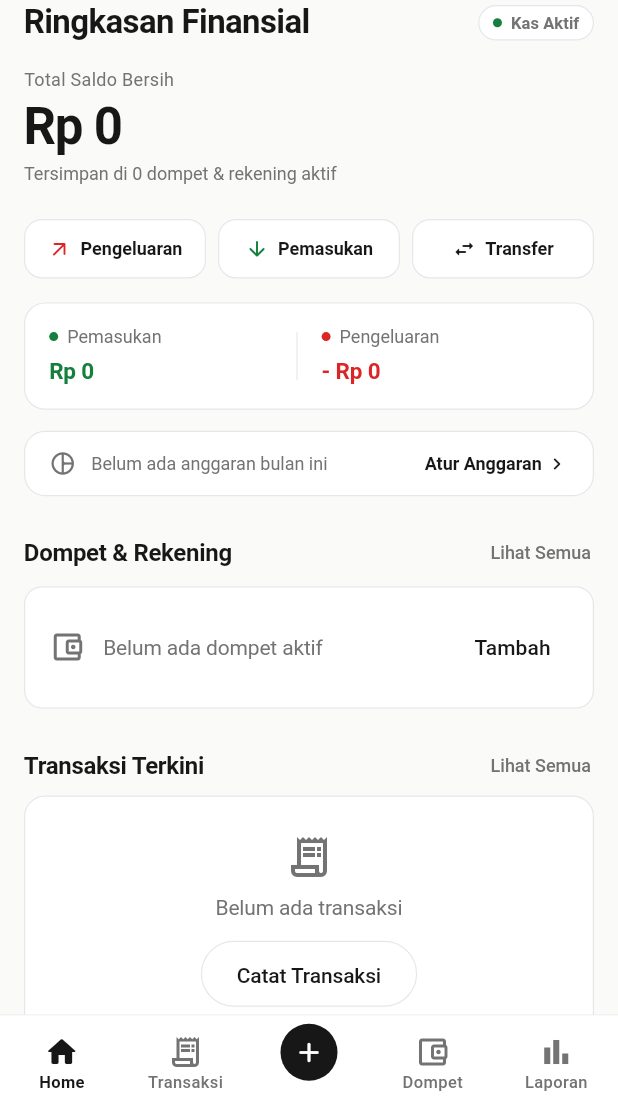
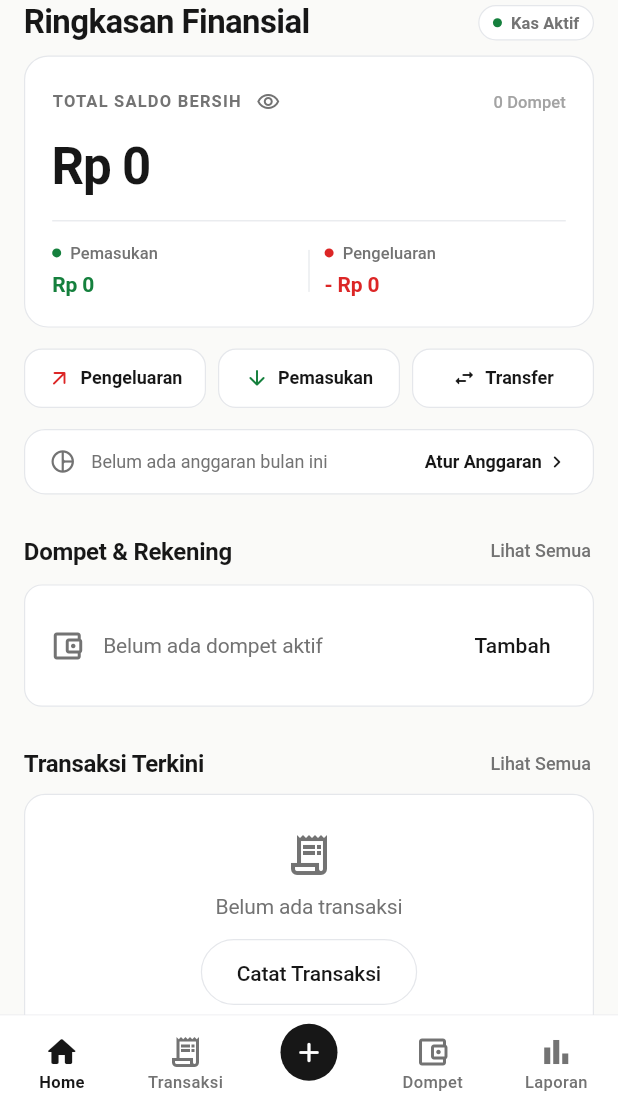
Before and after one commit to febriezm/app-finance, a Flutter app: the screen it shows after launch, on a phone screen of 412 x 824 dp, the part 123-1236 px from its top. Run offline on Flutter 3.47's test engine with Material 3 defaults, Android fonts, the phone set to English and light mode, and no system bars; our stand-ins replace camera, csv, drift, flutter_riverpod, go_router, image_picker and 4 more; missing offline and left inert: dart:html, dart:js, dart:js_interop; accounts and stored records are empty; generated files the repository leaves out were written again.

Commit message:
feat(dashboard): add dedicated prominent balance card with visibility toggle and compact cashflow

```diff
--- a/lib/features/dashboard/presentation/screens/dashboard_screen.dart
+++ b/lib/features/dashboard/presentation/screens/dashboard_screen.dart
@@ -35,6 +35,7 @@ class DashboardScreen extends ConsumerStatefulWidget {
 
 class _DashboardScreenState extends ConsumerState<DashboardScreen> with WidgetsBindingObserver {
   Timer? _greetingRefreshTimer;
+  bool _isBalanceVisible = true;
 
   @override
   void initState() {
@@ -83,9 +84,6 @@ class _DashboardScreenState extends ConsumerState<DashboardScreen> with WidgetsB
     final budgetProgressAsync = ref.watch(budgetProgressStreamProvider(currentMonthKey));
     final monthlyIncomeAsync = ref.watch(monthlyIncomeProvider(currentMonthKey));
     final monthlyExpenseAsync = ref.watch(monthlyExpenseProvider(currentMonthKey));
-
-    final currentMonthDate = DateTime.now();
-    final monthDisplay = AppDateFormatter.formatMonthYear(currentMonthDate);
 
     final borderColor = isDark ? AppColors.borderDark : AppColors.borderLight;
     final surfaceColor = isDark ? AppColors.surfaceDark : AppColors.surfaceLight;
@@ -141,7 +139,8 @@ class _DashboardScreenState extends ConsumerState<DashboardScreen> with WidgetsB
                 mainAxisAlignment: MainAxisAlignment.spaceBetween,
                 crossAxisAlignment: CrossAxisAlignment.end,
                 children: [
-                  Column(
+                  Expanded(
+                    child: Column(
                       crossAxisAlignment: CrossAxisAlignment.start,
                       children: [
                         Text(
@@ -150,6 +149,8 @@ class _DashboardScreenState extends ConsumerState<DashboardScreen> with WidgetsB
                             color: isDark ? AppColors.textSecondaryDark : AppColors.textSecondaryLight,
                             letterSpacing: 0.1,
                           ),
+                          maxLines: 1,
+                          overflow: TextOverflow.ellipsis,
                         ),
                         const SizedBox(height: 1),
                         Text(
@@ -158,9 +159,13 @@ class _DashboardScreenState extends ConsumerState<DashboardScreen> with WidgetsB
                             fontSize: 22,
                             color: isDark ? AppColors.textPrimaryDark : AppColors.textPrimaryLight,
                           ),
+                          maxLines: 1,
+                          overflow: TextOverflow.ellipsis,
                         ),
                       ],
                     ),
+                  ),
+                  const SizedBox(width: 8),
                   Container(
                     padding: const EdgeInsets.symmetric(horizontal: 9, vertical: 4),
                     decoration: BoxDecoration(
@@ -194,45 +199,16 @@ class _DashboardScreenState extends ConsumerState<DashboardScreen> with WidgetsB
               ),
             ),
 
-            // 2. Total Balance (Fokus Utama — Typography-first & Generous Whitespace)
-            Padding(
-              padding: const EdgeInsets.symmetric(vertical: 8),
-              child: Column(
-                crossAxisAlignment: CrossAxisAlignment.start,
-                children: [
-                  Text(
-                    'Total Saldo Bersih',
-                    style: AppTypography.caption.copyWith(
-                      color: isDark ? AppColors.textSecondaryDark : AppColors.textSecondaryLight,
-                      letterSpacing: 0.2,
-                    ),
-                  ),
-                  const SizedBox(height: 4),
-                  FinanceAmountText(
-                    amount: totalBalance,
-                    type: AmountDisplayType.neutral,
-                    style: AppTypography.balanceLarge.copyWith(
-                      fontSize: 34,
-                      fontWeight: FontWeight.w700,
-                      letterSpacing: -0.8,
-                      color: isDark ? AppColors.textPrimaryDark : AppColors.textPrimaryLight,
-                    ),
-                  ),
-                  const SizedBox(height: 4),
-                  walletsAsync.maybeWhen(
-                    data: (wallets) {
-                      final activeCount = wallets.where((w) => !w.wallet.isArchived).length;
-                      return Text(
-                        'Tersimpan di $activeCount dompet & rekening aktif',
-                        style: AppTypography.caption.copyWith(
-                          color: isDark ? AppColors.textDisabledDark : AppColors.textSecondaryLight,
-                        ),
-                      );
-                    },
-                    orElse: () => const SizedBox.shrink(),
-                  ),
-                ],
-              ),
+            // 2. Dedicated Balance Card (Focal Point Utama — MyFinance Minimal)
+            _buildDedicatedBalanceCard(
+              context,
+              totalBalance: totalBalance,
+              walletsAsync: walletsAsync,
+              incomeAsync: monthlyIncomeAsync,
+              expenseAsync: monthlyExpenseAsync,
+              isDark: isDark,
+              surfaceColor: surfaceColor,
+              borderColor: borderColor,
             ),
 
             const SizedBox(height: 14),
@@ -275,22 +251,9 @@ class _DashboardScreenState extends ConsumerState<DashboardScreen> with WidgetsB
               ],
             ),
 
-            const SizedBox(height: 16),
-
-            // 4. Arus Kas Bulanan (Pemasukan & Pengeluaran Horizontal Bersih)
-            _buildMonthlyCashflow(
-              context,
-              monthDisplay: monthDisplay,
-              incomeAsync: monthlyIncomeAsync,
-              expenseAsync: monthlyExpenseAsync,
-              isDark: isDark,
-              surfaceColor: surfaceColor,
-              borderColor: borderColor,
-            ),
-
             const SizedBox(height: 14),
 
-            // 5. Ringkasan Anggaran (Budget Summary Flat)
+            // 4. Ringkasan Anggaran (Budget Summary Flat)
             _buildBudgetSummary(
               context,
               budgetAsync: budgetProgressAsync,
@@ -393,9 +356,10 @@ class _DashboardScreenState extends ConsumerState<DashboardScreen> with WidgetsB
     );
   }
 
-  Widget _buildMonthlyCashflow(
+  Widget _buildDedicatedBalanceCard(
     BuildContext context, {
-    required String monthDisplay,
+    required int totalBalance,
+    required AsyncValue<List<WalletWithBalance>> walletsAsync,
     required AsyncValue<int> incomeAsync,
     required AsyncValue<int> expenseAsync,
     required bool isDark,
@@ -404,15 +368,121 @@ class _DashboardScreenState extends ConsumerState<DashboardScreen> with WidgetsB
   }) {
     final income = incomeAsync.value ?? 0;
     final expense = expenseAsync.value ?? 0;
+    final dividerColor = isDark ? AppColors.dividerDark : AppColors.dividerLight;
+    final textSecondary = isDark ? AppColors.textSecondaryDark : AppColors.textSecondaryLight;
+    final textTertiary = isDark ? AppColors.textTertiaryDark : AppColors.textTertiaryLight;
 
     return Container(
-      padding: const EdgeInsets.symmetric(horizontal: 16, vertical: 14),
+      key: const Key('dedicated_balance_card'),
       decoration: BoxDecoration(
         color: surfaceColor,
-        borderRadius: BorderRadius.circular(14),
+        borderRadius: BorderRadius.circular(16),
         border: Border.all(color: borderColor, width: 0.8),
       ),
+      padding: const EdgeInsets.all(18),
+      child: Column(
+        crossAxisAlignment: CrossAxisAlignment.start,
+        children: [
+          // 1. Header: Label + Visibility Toggle + Wallets Glance
+          Row(
+            mainAxisAlignment: MainAxisAlignment.spaceBetween,
+            crossAxisAlignment: CrossAxisAlignment.center,
+            children: [
+              Flexible(
                 child: Row(
+                  mainAxisSize: MainAxisSize.min,
+                  children: [
+                    Flexible(
+                      child: Text(
+                        'TOTAL SALDO BERSIH',
+                        style: AppTypography.caption.copyWith(
+                          color: textSecondary,
+                          letterSpacing: 0.8,
+                          fontWeight: FontWeight.w600,
+                          fontSize: 11,
+                        ),
+                        maxLines: 1,
+                        overflow: TextOverflow.ellipsis,
+                      ),
+                    ),
+                    const SizedBox(width: 6),
+                    InkWell(
+                      onTap: () {
+                        AppHaptics.light();
+                        setState(() {
+                          _isBalanceVisible = !_isBalanceVisible;
+                        });
+                      },
+                      borderRadius: BorderRadius.circular(14),
+                      child: Padding(
+                        padding: const EdgeInsets.all(4),
+                        child: Icon(
+                          _isBalanceVisible ? Icons.visibility_outlined : Icons.visibility_off_outlined,
+                          size: 16,
+                          color: textSecondary,
+                        ),
+                      ),
+                    ),
+                  ],
+                ),
+              ),
+              const SizedBox(width: 8),
+              walletsAsync.maybeWhen(
+                data: (wallets) {
+                  final activeCount = wallets.where((w) => !w.wallet.isArchived).length;
+                  return Text(
+                    '$activeCount Dompet',
+                    style: AppTypography.caption2.copyWith(
+                      color: textTertiary,
+                      fontWeight: FontWeight.w500,
+                    ),
+                    maxLines: 1,
+                  );
+                },
+                orElse: () => const SizedBox.shrink(),
+              ),
+            ],
+          ),
+
+          const SizedBox(height: 12),
+
+          // 2. Hero Balance Amount (Focal Point Utama)
+          FittedBox(
+            fit: BoxFit.scaleDown,
+            alignment: Alignment.centerLeft,
+            child: _isBalanceVisible
+                ? FinanceAmountText(
+                    amount: totalBalance,
+                    type: AmountDisplayType.neutral,
+                    style: AppTypography.balanceLarge.copyWith(
+                      fontSize: 34,
+                      fontWeight: FontWeight.w700,
+                      letterSpacing: -0.8,
+                      color: isDark ? AppColors.textPrimaryDark : AppColors.textPrimaryLight,
+                      fontFeatures: const [FontFeature.tabularFigures()],
+                    ),
+                  )
+                : Text(
+                    'Rp ••••••••',
+                    style: AppTypography.balanceLarge.copyWith(
+                      fontSize: 34,
+                      fontWeight: FontWeight.w700,
+                      letterSpacing: -0.8,
+                      color: isDark ? AppColors.textPrimaryDark : AppColors.textPrimaryLight,
+                      fontFeatures: const [FontFeature.tabularFigures()],
+                    ),
+                  ),
+          ),
+
+          const SizedBox(height: 16),
+
+          // 3. Hairline Divider
+          Divider(height: 0.8, thickness: 0.8, color: dividerColor),
+
+          const SizedBox(height: 14),
+
+          // 4. Compact Arus Kas Bulan Berjalan (Income & Expense)
+          Row(
             children: [
               // Pemasukan
               Expanded(
@@ -430,34 +500,54 @@ class _DashboardScreenState extends ConsumerState<DashboardScreen> with WidgetsB
                           ),
                         ),
                         const SizedBox(width: 6),
-                    Text(
+                        Flexible(
+                          child: Text(
                             'Pemasukan',
-                      style: AppTypography.caption.copyWith(
-                        color: isDark ? AppColors.textSecondaryDark : AppColors.textSecondaryLight,
+                            style: AppTypography.caption2.copyWith(
+                              color: textSecondary,
+                              fontWeight: FontWeight.w500,
+                            ),
+                            maxLines: 1,
+                            overflow: TextOverflow.ellipsis,
                           ),
                         ),
                       ],
                     ),
                     const SizedBox(height: 4),
-                FinanceAmountText(
+                    FittedBox(
+                      fit: BoxFit.scaleDown,
+                      alignment: Alignment.centerLeft,
+                      child: _isBalanceVisible
+                          ? FinanceAmountText(
                               amount: income,
                               type: AmountDisplayType.income,
                               showPlusSign: false,
                               style: AppTypography.bodyBold.copyWith(
-                    fontSize: 15,
+                                fontSize: 14,
+                                fontFeatures: const [FontFeature.tabularFigures()],
+                              ),
+                            )
+                          : Text(
+                              'Rp ••••••',
+                              style: AppTypography.bodyBold.copyWith(
+                                fontSize: 14,
+                                color: isDark ? AppColors.incomeDark : AppColors.incomeLight,
+                                fontFeatures: const [FontFeature.tabularFigures()],
+                              ),
                             ),
                     ),
                   ],
                 ),
               ),
 
-          // Divider Vertikal Tipis
+              // Vertical subtle separator
+              const SizedBox(width: 10),
               Container(
-            height: 32,
+                height: 28,
                 width: 0.8,
-            color: isDark ? AppColors.dividerDark : AppColors.dividerLight,
+                color: dividerColor,
               ),
-          const SizedBox(width: 16),
+              const SizedBox(width: 10),
 
               // Pengeluaran
               Expanded(
@@ -475,25 +565,46 @@ class _DashboardScreenState extends ConsumerState<DashboardScreen> with WidgetsB
                           ),
                         ),
                         const SizedBox(width: 6),
-                    Text(
+                        Flexible(
+                          child: Text(
                             'Pengeluaran',
-                      style: AppTypography.caption.copyWith(
-                        color: isDark ? AppColors.textSecondaryDark : AppColors.textSecondaryLight,
+                            style: AppTypography.caption2.copyWith(
+                              color: textSecondary,
+                              fontWeight: FontWeight.w500,
+                            ),
+                            maxLines: 1,
+                            overflow: TextOverflow.ellipsis,
                           ),
                         ),
                       ],
                     ),
                     const SizedBox(height: 4),
-                FinanceAmountText(
+                    FittedBox(
+                      fit: BoxFit.scaleDown,
+                      alignment: Alignment.centerLeft,
+                      child: _isBalanceVisible
+                          ? FinanceAmountText(
                               amount: expense,
                               type: AmountDisplayType.expense,
                               showPlusSign: false,
                               style: AppTypography.bodyBold.copyWith(
-                    fontSize: 15,
+                                fontSize: 14,
+                                fontFeatures: const [FontFeature.tabularFigures()],
+                              ),
+                            )
+                          : Text(
+                              'Rp ••••••',
+                              style: AppTypography.bodyBold.copyWith(
+                                fontSize: 14,
+                                color: isDark ? AppColors.expenseDark : AppColors.expenseLight,
+                                fontFeatures: const [FontFeature.tabularFigures()],
+                              ),
                             ),
                     ),
                   ],
                 ),
+              ),
+            ],
           ),
         ],
       ),
```
Also changed, not shown: 1 other file. Lines whose indentation alone changed are shown as unchanged.
